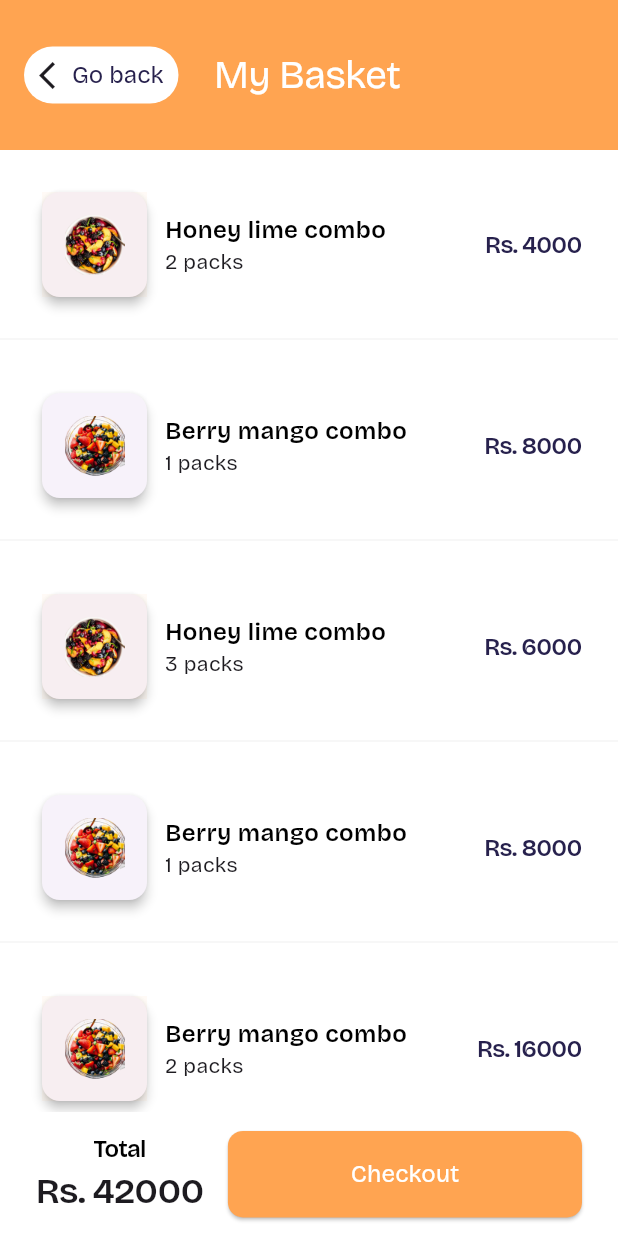
After one commit to piyushkarmacharya/ecommerce_fruits, a Flutter app: the BasketPage screen opened by its route, on a phone screen of 412 x 824 dp. The commit adds this screen. Run offline on Flutter 3.47's test engine with Material 3 defaults, Android fonts, the phone set to English and light mode, and no system bars; our stand-ins replace flutter_svg.

Commit message:
create my basket page

```diff
--- a/lib/main.dart
+++ b/lib/main.dart
@@ -1,5 +1,6 @@
 import "package:ecommerce_fruits/pages/add_to_basket_page/add_to_basket_page.dart";
 import "package:ecommerce_fruits/pages/authentication_page/authentication_page.dart";
+import "package:ecommerce_fruits/pages/basket_page/basket_page.dart";
 import "package:ecommerce_fruits/pages/home_screen/home_screen.dart";
 import "package:ecommerce_fruits/pages/splash_screen.dart";
 import "package:ecommerce_fruits/pages/welcome_page/welcome_page.dart";
@@ -35,6 +36,7 @@ class MyApp extends StatelessWidget {
         AuthenticationPage.routeName: (context) => const AuthenticationPage(),
         HomeScreen.routeName: (context) => const HomeScreen(),
         AddToBasketPage.routeName: (context) => const AddToBasketPage(),
+        BasketPage.routeName: (context) => const BasketPage(),
       },
     );
   }
--- a/lib/pages/add_to_basket_page/add_to_basket_page.dart
+++ b/lib/pages/add_to_basket_page/add_to_basket_page.dart
@@ -1,3 +1,4 @@
+import 'package:ecommerce_fruits/pages/basket_page/basket_page.dart';
 import 'package:flutter/material.dart';
 
 class AddToBasketPage extends StatefulWidget {
@@ -17,7 +18,7 @@ class _AddToBasketPageState extends State<AddToBasketPage> {
         (ModalRoute.of(context)!.settings.arguments) as Map<String, String>;
     return Scaffold(
       appBar: AppBar(
-        toolbarHeight: 70,
+        toolbarHeight: 100,
         automaticallyImplyLeading: false,
         backgroundColor: const Color(0xFFFFA451),
         title: GestureDetector(
@@ -217,7 +218,10 @@ class _AddToBasketPageState extends State<AddToBasketPage> {
                       width: 0.6 * screenSize.width,
                       height: 0.07 * screenSize.height,
                       child: ElevatedButton(
-                          onPressed: () {},
+                          onPressed: () {
+                            Navigator.of(context)
+                                .pushNamed(BasketPage.routeName);
+                          },
                           child: const Text(
                             "Add to basket",
                             style: TextStyle(
--- /dev/null
+++ b/lib/pages/basket_page/basket_page.dart
@@ -0,0 +1,250 @@
+import 'package:flutter/material.dart';
+
+class BasketPage extends StatefulWidget {
+  static String routeName = "/basket-page";
+  const BasketPage({super.key});
+
+  @override
+  State<BasketPage> createState() => _BasketPageState();
+}
+
+class _BasketPageState extends State<BasketPage> {
+  final List<Map<String, String>> basket = [
+    {
+      "name": "Honey lime combo",
+      "price": "2000",
+      "image": "assets/images/Honey_lime_combo.png",
+      "quantity": "2",
+      "contains":
+          "Red Quinoa, Lime, Honey, Blueberries, Strawberries, Mango, Fresh mint.",
+      "message":
+          "If you are looking for a new fruit salad to eat today, quinoa is the perfect brunch for you. make"
+    },
+    {
+      "name": "Berry mango combo",
+      "price": "8000",
+      "quantity": "1",
+      "image": "assets/images/Berry_mango_combo.png",
+      "contains":
+          "Red Quinoa, Lime, Honey, Blueberries, Strawberries, Mango, Fresh mint.",
+      "message":
+          "If you are looking for a new fruit salad to eat today, quinoa is the perfect brunch for you. make"
+    },
+    {
+      "name": "Honey lime combo",
+      "price": "2000",
+      "quantity": "3",
+      "image": "assets/images/Honey_lime_combo.png",
+      "contains":
+          "Red Quinoa, Lime, Honey, Blueberries, Strawberries, Mango, Fresh mint.",
+      "message":
+          "If you are looking for a new fruit salad to eat today, quinoa is the perfect brunch for you. make"
+    },
+    {
+      "name": "Berry mango combo",
+      "price": "8000",
+      "quantity": "1",
+      "image": "assets/images/Berry_mango_combo.png",
+      "contains":
+          "Red Quinoa, Lime, Honey, Blueberries, Strawberries, Mango, Fresh mint.",
+      "message":
+          "If you are looking for a new fruit salad to eat today, quinoa is the perfect brunch for you. make"
+    },
+    {
+      "name": "Berry mango combo",
+      "price": "8000",
+      "quantity": "2",
+      "image": "assets/images/Berry_mango_combo.png",
+      "contains":
+          "Red Quinoa, Lime, Honey, Blueberries, Strawberries, Mango, Fresh mint.",
+      "message":
+          "If you are looking for a new fruit salad to eat today, quinoa is the perfect brunch for you. make"
+    }
+  ];
+
+  int getTotal(List data) {
+    int total = 0;
+    for (int i = 0; i < data.length; i++) {
+      total = total +
+          (int.parse(data[i]['price']) * int.parse(data[i]['quantity']));
+    }
+    return total;
+  }
+
+  @override
+  Widget build(BuildContext context) {
+    final screenSize = MediaQuery.of(context).size;
+    return Scaffold(
+      appBar: AppBar(
+        toolbarHeight: 100,
+        automaticallyImplyLeading: false,
+        backgroundColor: Theme.of(context).primaryColor,
+        title: Row(
+          children: [
+            GestureDetector(
+              onTap: () {
+                Navigator.of(context).pop();
+              },
+              child: Container(
+                decoration: BoxDecoration(
+                    color: const Color(0xFFFFFFFF),
+                    borderRadius: BorderRadius.circular(100)),
+                child: const Padding(
+                  padding: EdgeInsets.symmetric(horizontal: 10, vertical: 8),
+                  child: Row(
+                    mainAxisSize: MainAxisSize.min,
+                    children: [
+                      Icon(
+                        Icons.arrow_back_ios,
+                        size: 22,
+                        weight: 700,
+                      ),
+                      Text("Go back",
+                          style: TextStyle(
+                              color: Color(0xFF27214D), fontSize: 16)),
+                    ],
+                  ),
+                ),
+              ),
+            ),
+            const SizedBox(
+              width: 24,
+            ),
+            const Text(
+              "My Basket",
+              style: TextStyle(
+                  fontSize: 26, color: Color(0xFFFFFFFF), letterSpacing: -0.5),
+            ),
+          ],
+        ),
+        centerTitle: true,
+      ),
+      body: Container(
+        decoration: const BoxDecoration(
+          color: Color(0xFFFFFFFF),
+        ),
+        child: Column(
+          children: [
+            Expanded(
+                child: SizedBox(
+              child: ListView.builder(
+                  itemCount: basket.length,
+                  itemBuilder: (context, index) {
+                    final data = basket[index];
+                    return SizedBox(
+                      child: Column(
+                        children: [
+                          Padding(
+                            padding: const EdgeInsets.fromLTRB(24, 24, 24, 16),
+                            child: Row(
+                              mainAxisAlignment: MainAxisAlignment.spaceBetween,
+                              children: [
+                                Row(
+                                  children: [
+                                    Card(
+                                      elevation: 3,
+                                      child: Container(
+                                        decoration: BoxDecoration(
+                                            color: index % 2 == 0
+                                                ? const Color(0xFFFFA451)
+                                                    .withOpacity(0.05)
+                                                : const Color(0xFFF1EFF6)
+                                                    .withOpacity(0.05)),
+                                        child: Padding(
+                                          padding: const EdgeInsets.all(15.0),
+                                          child: Image.asset(
+                                              data['image'].toString(),
+                                              width: 40,
+                                              height: 40),
+                                        ),
+                                      ),
+                                    ),
+                                    Padding(
+                                      padding: const EdgeInsets.only(left: 8),
+                                      child: Column(
+                                        crossAxisAlignment:
+                                            CrossAxisAlignment.start,
+                                        children: [
+                                          Text(
+                                            data["name"].toString(),
+                                            style: const TextStyle(
+                                                fontSize: 16,
+                                                fontWeight: FontWeight.w600,
+                                                color: Color(0xFF000000)),
+                                          ),
+                                          Text("${data['quantity']} packs",
+                                              style:
+                                                  const TextStyle(fontSize: 14))
+                                        ],
+                                      ),
+                                    ),
+                                  ],
+                                ),
+                                Text(
+                                  "Rs. ${int.parse(data["price"].toString()) * int.parse(data["quantity"].toString())}",
+                                  style: const TextStyle(
+                                      color: Color(0xFF27214D),
+                                      fontSize: 16,
+                                      letterSpacing: -0.5,
+                                      fontWeight: FontWeight.w600),
+                                )
+                              ],
+                            ),
+                          ),
+                          const Divider(
+                            color: Color(0xFFF4F4F4),
+                            thickness: 1,
+                          ),
+                        ],
+                      ),
+                    );
+                  }),
+            )),
+            SizedBox(
+              height: 0.1 * screenSize.height,
+              child: Padding(
+                padding: const EdgeInsets.symmetric(horizontal: 24),
+                child: Row(
+                  children: [
+                    Column(
+                      mainAxisAlignment: MainAxisAlignment.center,
+                      children: [
+                        const Text("Total",
+                            style: TextStyle(
+                                fontSize: 16,
+                                color: Color(0xFF000000),
+                                letterSpacing: -0.5,
+                                fontWeight: FontWeight.w600)),
+                        Text(
+                          "Rs. ${getTotal(basket)}",
+                          style: const TextStyle(
+                              fontSize: 24,
+                              letterSpacing: -0.5,
+                              fontWeight: FontWeight.w600),
+                        )
+                      ],
+                    ),
+                    const SizedBox(
+                      width: 16,
+                    ),
+                    Expanded(
+                        child: SizedBox(
+                      height: 0.07 * screenSize.height,
+                      child: ElevatedButton(
+                          onPressed: () {},
+                          child: const Text(
+                            "Checkout",
+                            style: TextStyle(
+                                color: Color(0xFFFFFFFF), fontSize: 16),
+                          )),
+                    ))
+                  ],
+                ),
+              ),
+            )
+          ],
+        ),
+      ),
+    );
+  }
+}
```
